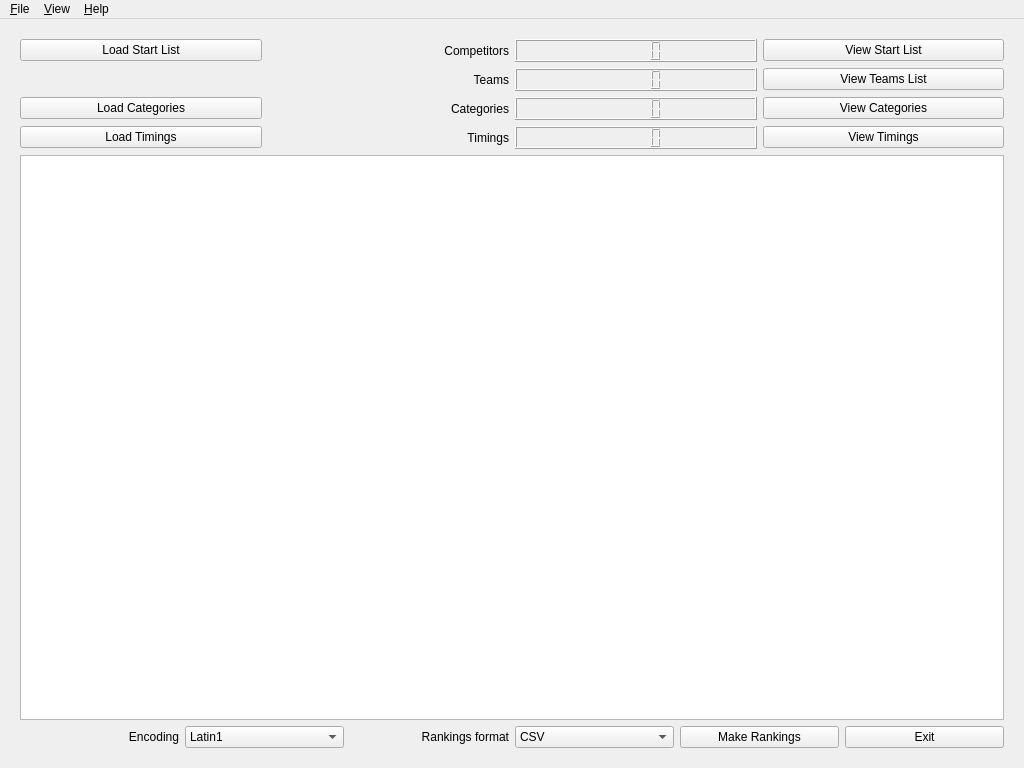
Before: the Qt Designer form chronorace.ui in flinco/LBChronoRace, drawn with Qt 5.
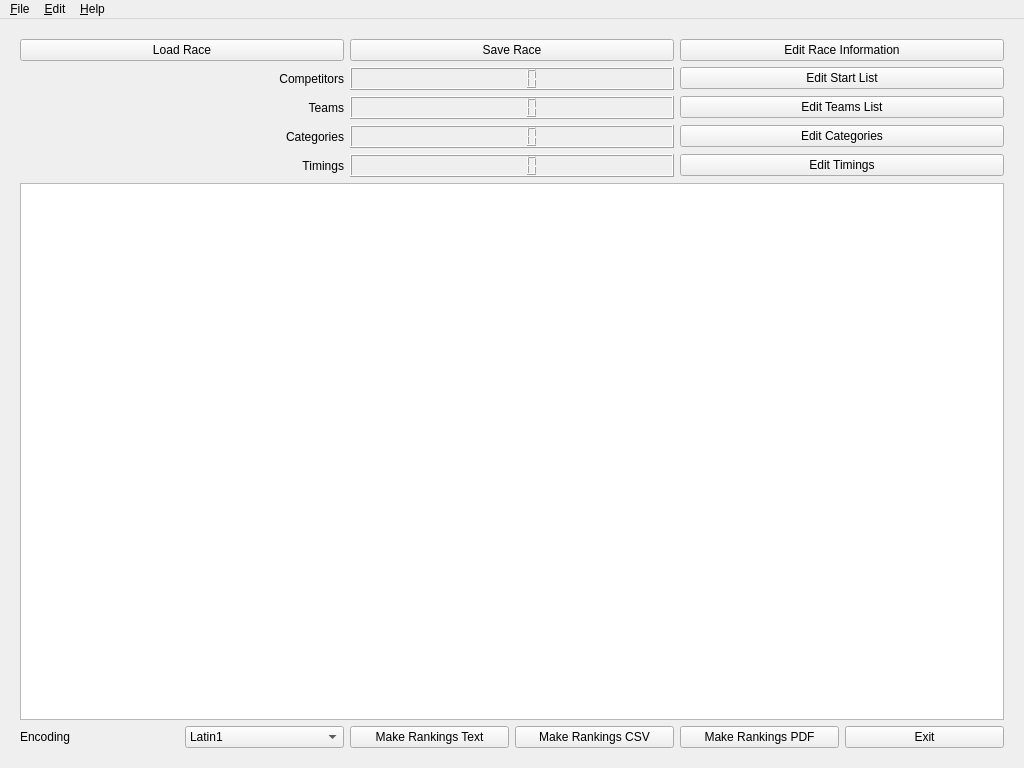
After: the same form once the commit is applied.

Patch:
```diff
--- a/chronorace.ui
+++ b/chronorace.ui
@@ -38,72 +38,10 @@
     </property>
     <item>
      <layout class="QGridLayout" name="upperArea">
-      <item row="0" column="0">
-       <widget class="QPushButton" name="loadStartList">
-        <property name="enabled">
-         <bool>true</bool>
-        </property>
+      <item row="0" column="3">
+       <widget class="QPushButton" name="editRace">
         <property name="text">
-         <string>Load Start List</string>
-        </property>
-       </widget>
-      </item>
-      <item row="2" column="1">
-       <widget class="QLabel" name="labelCategories">
-        <property name="text">
-         <string>Categories</string>
-        </property>
-        <property name="alignment">
-         <set>Qt::AlignRight|Qt::AlignTrailing|Qt::AlignVCenter</set>
-        </property>
-       </widget>
-      </item>
-      <item row="3" column="1">
-       <widget class="QLabel" name="labelTimings">
-        <property name="text">
-         <string>Timings</string>
-        </property>
-        <property name="alignment">
-         <set>Qt::AlignRight|Qt::AlignTrailing|Qt::AlignVCenter</set>
-        </property>
-       </widget>
-      </item>
-      <item row="1" column="2">
-       <widget class="QLCDNumber" name="counterTeams"/>
-      </item>
-      <item row="2" column="2">
-       <widget class="QLCDNumber" name="counterCategories"/>
-      </item>
-      <item row="3" column="2">
-       <widget class="QLCDNumber" name="counterTimings"/>
-      </item>
-      <item row="3" column="0">
-       <widget class="QPushButton" name="loadTimings">
-        <property name="enabled">
-         <bool>true</bool>
-        </property>
-        <property name="text">
-         <string>Load Timings</string>
-        </property>
-       </widget>
-      </item>
-      <item row="0" column="1">
-       <widget class="QLabel" name="labelCompetitors">
-        <property name="text">
-         <string>Competitors</string>
-        </property>
-        <property name="alignment">
-         <set>Qt::AlignRight|Qt::AlignTrailing|Qt::AlignVCenter</set>
-        </property>
-       </widget>
-      </item>
-      <item row="1" column="3">
-       <widget class="QPushButton" name="viewTeamsList">
-        <property name="enabled">
-         <bool>true</bool>
-        </property>
-        <property name="text">
-         <string>View Teams List</string>
+         <string>Edit Race Information</string>
         </property>
        </widget>
       </item>
@@ -113,41 +51,27 @@
          <bool>true</bool>
         </property>
         <property name="text">
-         <string>View Categories</string>
+         <string>Edit Teams List</string>
         </property>
        </widget>
       </item>
-      <item row="3" column="3">
-       <widget class="QPushButton" name="viewTimings">
-        <property name="enabled">
-         <bool>true</bool>
-        </property>
-        <property name="text">
-         <string>View Timings</string>
-        </property>
-       </widget>
+      <item row="2" column="2">
+       <widget class="QLCDNumber" name="counterTeams"/>
       </item>
       <item row="2" column="0">
-       <widget class="QPushButton" name="loadCategories">
-        <property name="enabled">
-         <bool>true</bool>
-        </property>
+       <widget class="QLabel" name="labelTeams">
         <property name="text">
-         <string>Load Categories</string>
+         <string>Teams</string>
         </property>
-       </widget>
-      </item>
-      <item row="0" column="3">
-       <widget class="QPushButton" name="viewStartList">
-        <property name="enabled">
-         <bool>true</bool>
+        <property name="alignment">
+         <set>Qt::AlignRight|Qt::AlignTrailing|Qt::AlignVCenter</set>
         </property>
-        <property name="text">
-         <string>View Start List</string>
-        </property>
        </widget>
       </item>
-      <item row="0" column="2">
+      <item row="4" column="2">
+       <widget class="QLCDNumber" name="counterTimings"/>
+      </item>
+      <item row="1" column="2">
        <widget class="QLCDNumber" name="counterCompetitors">
         <property name="frameShape">
          <enum>QFrame::Box</enum>
@@ -163,16 +87,83 @@
         </property>
        </widget>
       </item>
-      <item row="1" column="1">
-       <widget class="QLabel" name="labelTeams">
+      <item row="1" column="0">
+       <widget class="QLabel" name="labelCompetitors">
         <property name="text">
-         <string>Teams</string>
+         <string>Competitors</string>
         </property>
         <property name="alignment">
          <set>Qt::AlignRight|Qt::AlignTrailing|Qt::AlignVCenter</set>
         </property>
        </widget>
       </item>
+      <item row="4" column="0">
+       <widget class="QLabel" name="labelTimings">
+        <property name="text">
+         <string>Timings</string>
+        </property>
+        <property name="alignment">
+         <set>Qt::AlignRight|Qt::AlignTrailing|Qt::AlignVCenter</set>
+        </property>
+       </widget>
+      </item>
+      <item row="3" column="0">
+       <widget class="QLabel" name="labelCategories">
+        <property name="text">
+         <string>Categories</string>
+        </property>
+        <property name="alignment">
+         <set>Qt::AlignRight|Qt::AlignTrailing|Qt::AlignVCenter</set>
+        </property>
+       </widget>
+      </item>
+      <item row="4" column="3">
+       <widget class="QPushButton" name="editTimings">
+        <property name="enabled">
+         <bool>true</bool>
+        </property>
+        <property name="text">
+         <string>Edit Timings</string>
+        </property>
+       </widget>
+      </item>
+      <item row="3" column="3">
+       <widget class="QPushButton" name="editCategories">
+        <property name="enabled">
+         <bool>true</bool>
+        </property>
+        <property name="text">
+         <string>Edit Categories</string>
+        </property>
+       </widget>
+      </item>
+      <item row="3" column="2">
+       <widget class="QLCDNumber" name="counterCategories"/>
+      </item>
+      <item row="0" column="0">
+       <widget class="QPushButton" name="loadRace">
+        <property name="text">
+         <string>Load Race</string>
+        </property>
+       </widget>
+      </item>
+      <item row="1" column="3">
+       <widget class="QPushButton" name="editStartList">
+        <property name="enabled">
+         <bool>true</bool>
+        </property>
+        <property name="text">
+         <string>Edit Start List</string>
+        </property>
+       </widget>
+      </item>
+      <item row="0" column="2">
+       <widget class="QPushButton" name="saveRace">
+        <property name="text">
+         <string>Save Race</string>
+        </property>
+       </widget>
+      </item>
      </layout>
     </item>
     <item>
@@ -186,7 +177,7 @@
          <string>Encoding</string>
         </property>
         <property name="alignment">
-         <set>Qt::AlignRight|Qt::AlignTrailing|Qt::AlignVCenter</set>
+         <set>Qt::AlignLeading|Qt::AlignLeft|Qt::AlignVCenter</set>
         </property>
        </widget>
       </item>
@@ -214,45 +205,32 @@
        </widget>
       </item>
       <item>
-       <widget class="QLabel" name="labelFormat">
-        <property name="text">
-         <string>Rankings format</string>
-        </property>
-        <property name="alignment">
-         <set>Qt::AlignRight|Qt::AlignTrailing|Qt::AlignVCenter</set>
-        </property>
-       </widget>
-      </item>
-      <item>
-       <widget class="QComboBox" name="selectorFormat">
-        <property name="sizePolicy">
-         <sizepolicy hsizetype="Preferred" vsizetype="Preferred">
-          <horstretch>0</horstretch>
-          <verstretch>0</verstretch>
-         </sizepolicy>
-        </property>
-        <property name="toolTip">
-         <string>Rankings Format: CSV or plain text</string>
-        </property>
-        <item>
-         <property name="text">
-          <string>CSV</string>
-         </property>
-        </item>
-        <item>
-         <property name="text">
-          <string>Plain Text</string>
-         </property>
-        </item>
-       </widget>
-      </item>
-      <item>
-       <widget class="QPushButton" name="makeRankings">
+       <widget class="QPushButton" name="makeRankingsText">
         <property name="enabled">
          <bool>true</bool>
         </property>
         <property name="text">
-         <string>Make Rankings</string>
+         <string>Make Rankings Text</string>
+        </property>
+       </widget>
+      </item>
+      <item>
+       <widget class="QPushButton" name="makeRankingsCSV">
+        <property name="toolTip">
+         <string>Generate rankings in CSV format</string>
+        </property>
+        <property name="text">
+         <string>Make Rankings CSV</string>
+        </property>
+       </widget>
+      </item>
+      <item>
+       <widget class="QPushButton" name="makeRankingsPDF">
+        <property name="toolTip">
+         <string>Generate rankings in PDF format</string>
+        </property>
+        <property name="text">
+         <string>Make Rankings PDF</string>
         </property>
        </widget>
       </item>
@@ -286,9 +264,9 @@
     <addaction name="actionSave"/>
     <addaction name="actionQuit"/>
    </widget>
-   <widget class="QMenu" name="menuView">
+   <widget class="QMenu" name="menuEdit">
     <property name="title">
-     <string>&amp;View</string>
+     <string>&amp;Edit</string>
     </property>
     <addaction name="actionStartListView"/>
     <addaction name="actionTeamsView"/>
@@ -303,7 +281,7 @@
     <addaction name="actionAboutQt"/>
    </widget>
    <addaction name="menuFile"/>
-   <addaction name="menuView"/>
+   <addaction name="menuEdit"/>
    <addaction name="menuHelp"/>
   </widget>
   <action name="actionQuit">
```
Left out of the diff: 73 changed lines with no effect on the pictures.
